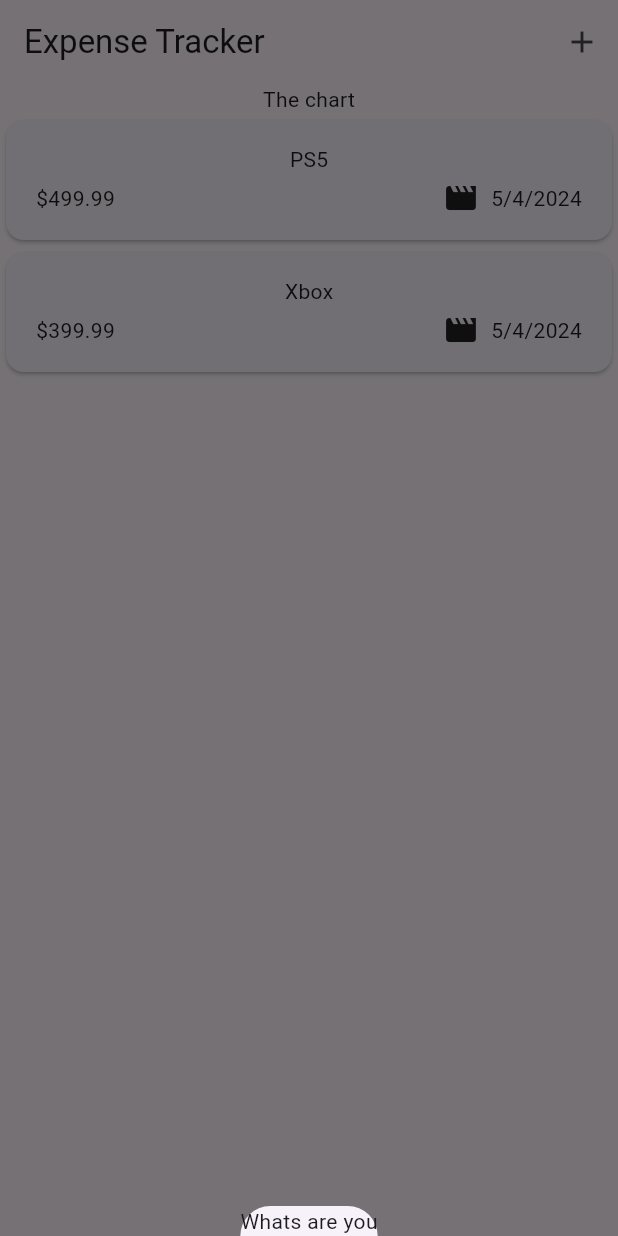
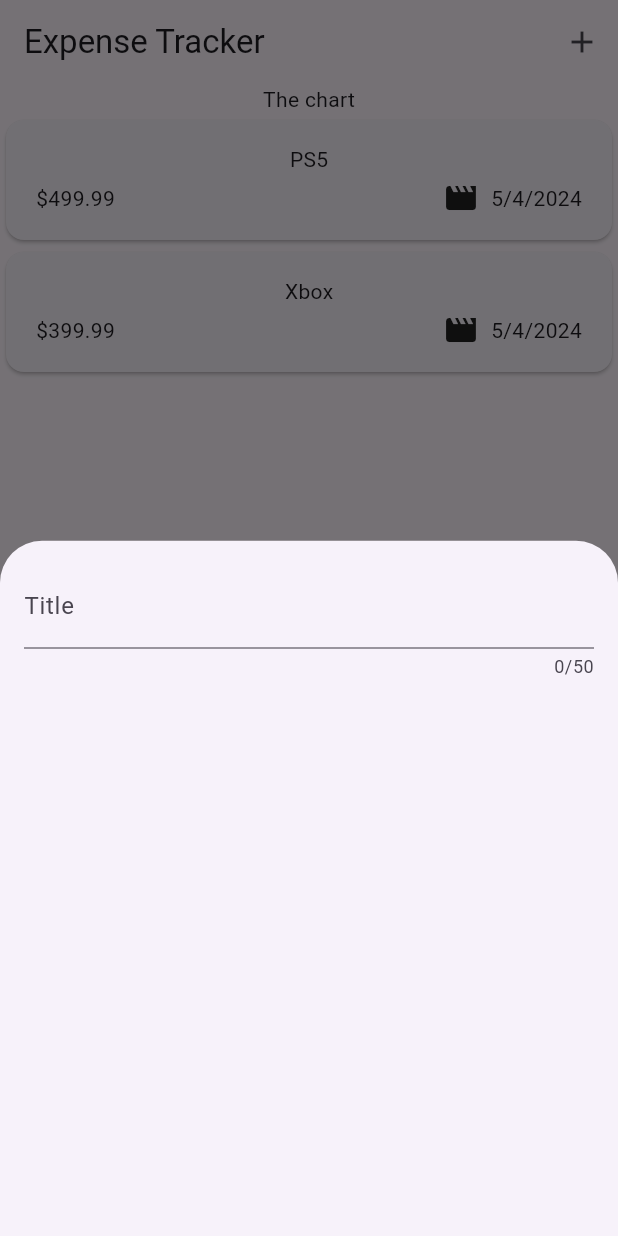
Before and after one commit to jigolaurito93/Expense-Tracker-Flutter, a Flutter app: the screen it shows after launch, after a tap on the "add" icon, on a phone screen of 412 x 824 dp. Run offline on Flutter 3.47's test engine with Material 3 defaults, Android fonts, the phone set to English and light mode, and no system bars.

Commit message:
widget for inputting new expense

```diff
--- a/lib/expenses.dart
+++ b/lib/expenses.dart
@@ -1,5 +1,6 @@
 import 'package:expense_tracker/widgets/expenses_list/expenses_list.dart';
 import "package:expense_tracker/models/expense.dart";
+import 'package:expense_tracker/widgets/new_expense.dart';
 import 'package:flutter/material.dart';
 
 class Expenses extends StatefulWidget {
@@ -27,7 +28,7 @@ class _ExpensesState extends State<Expenses> {
     showModalBottomSheet(
         context: context,
         builder: (ctx) {
-          return const Text('Whats are you');
+          return const NewExpense();
         });
   }
 
--- /dev/null
+++ b/lib/widgets/new_expense.dart
@@ -0,0 +1,25 @@
+import 'package:flutter/material.dart';
+
+class NewExpense extends StatefulWidget {
+  const NewExpense({super.key});
+
+  @override
+  State<NewExpense> createState() => _NewExpenseState();
+}
+
+class _NewExpenseState extends State<NewExpense> {
+  @override
+  Widget build(BuildContext context) {
+    return const Padding(
+      padding: EdgeInsets.all(16),
+      child: Column(
+        children: [
+          TextField(
+            maxLength: 50,
+            decoration: InputDecoration(label: Text('Title')),
+          )
+        ],
+      ),
+    );
+  }
+}
```
